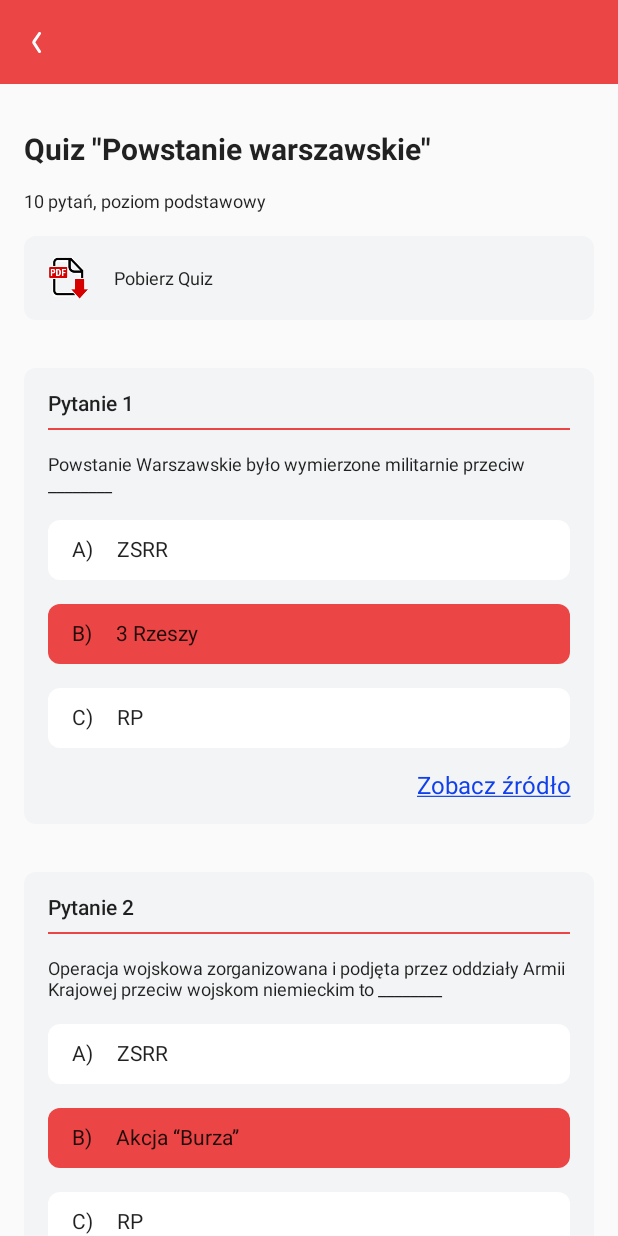
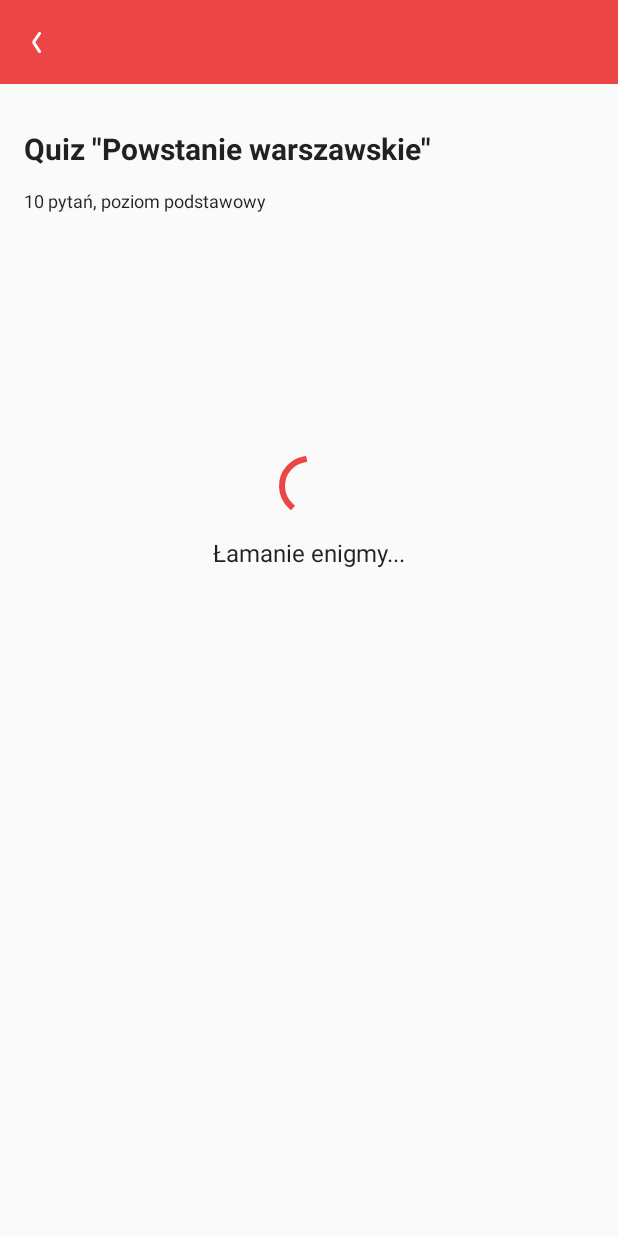
Before and after one commit to czyzmichal/IPNQuiz, an Android app built with Jetpack Compose: the QuizPreviewScreen screen opened through its navigation route, on a phone screen of 412 x 824 dp. Run offline under Robolectric (Android 15) with nearby library versions, the phone set to English and light mode, and no system bars.

Commit message:
Added loading to QuizPreviewScreen

```diff
--- a/android/IPNQuizMaker/app/src/main/java/com/example/ipnquizmaker/presentation/screens/quiz_preview/QuizPreviewScreen.kt
+++ b/android/IPNQuizMaker/app/src/main/java/com/example/ipnquizmaker/presentation/screens/quiz_preview/QuizPreviewScreen.kt
@@ -2,9 +2,13 @@ package com.example.ipnquizmaker.presentation.screens.quiz_preview
 
 import android.content.Intent
 import android.net.Uri
+import androidx.compose.animation.AnimatedContent
+import androidx.compose.animation.AnimatedVisibility
+import androidx.compose.animation.ExperimentalAnimationApi
 import androidx.compose.foundation.*
 import androidx.compose.foundation.layout.*
 import androidx.compose.foundation.shape.RoundedCornerShape
+import androidx.compose.material.CircularProgressIndicator
 import androidx.compose.material.IconButton
 import androidx.compose.material.Text
 import androidx.compose.runtime.Composable
@@ -22,8 +26,14 @@ import androidx.compose.ui.unit.sp
 import androidx.navigation.NavHostController
 import com.example.ipnquizmaker.R
 
+@ExperimentalAnimationApi
 @Composable
-fun QuizPreviewScreen(navController: NavHostController) {
+fun QuizPreviewScreen(
+    navController: NavHostController,
+    viewModel: QuizPreviewViewModel = androidx.lifecycle.viewmodel.compose.viewModel()
+) {
+    val state = viewModel.state
+
     Column(
         verticalArrangement = Arrangement.Top,
         modifier = Modifier
@@ -64,6 +74,7 @@ fun QuizPreviewScreen(navController: NavHostController) {
             modifier = Modifier.padding(horizontal = 16.dp)
         )
 
+        AnimatedVisibility(visible = state.isNotEmpty()) {
             Row(
                 horizontalArrangement = Arrangement.Start,
                 verticalAlignment = Alignment.CenterVertically,
@@ -94,37 +105,41 @@ fun QuizPreviewScreen(navController: NavHostController) {
                         .padding(horizontal = 16.dp)
                 )
             }
+        }
 
-        listOf(
-            Question(
-                question = "Powstanie Warszawskie było wymierzone militarnie przeciw ________",
-                answersMap = mapOf(
-                    "A)" to "ZSRR",
-                    "B)" to "3 Rzeszy",
-                    "C)" to "RP",
-                ),
-                correctAnswer = "B)",
-                source = "https://www.google.pl"
-            ),
-            Question(
-                question = "Operacja wojskowa zorganizowana i podjęta przez oddziały Armii Krajowej przeciw wojskom niemieckim to ________",
-                answersMap = mapOf(
-                    "A)" to "ZSRR",
-                    "B)" to "Akcja “Burza”",
-                    "C)" to "RP",
-                ),
-                correctAnswer = "B)",
-                source = "https://www.google.pl"
-            )
-        ).forEachIndexed { index, question ->
+        AnimatedContent(
+            targetState = state.isNotEmpty(),
+            modifier = Modifier
+                .fillMaxSize()
+                .padding(horizontal = 16.dp)
+        ) { targetState ->
+            if (targetState) {
+                Column(modifier = Modifier.fillMaxWidth()) {
+                    state.forEachIndexed { index, question ->
                         QuizQuestionCard(
                             questionNumber = index + 1,
                             question = question.question,
                             answersMap = question.answersMap,
                             correctAnswer = question.correctAnswer,
                             source = question.source,
-                modifier = Modifier.padding(all = 16.dp)
+                            modifier = Modifier.padding(bottom = 16.dp)
                         )
+                    }
+                }
+            } else {
+                Column(
+                    verticalArrangement = Arrangement.Center,
+                    horizontalAlignment = Alignment.CenterHorizontally,
+                    modifier = Modifier.height(400.dp)
+                ) {
+                    CircularProgressIndicator(color = Color(0xFFEC4545))
+
+                    Text(
+                        text = "Łamanie enigmy...",
+                        modifier = Modifier.padding(top = 16.dp)
+                    )
+                }
+            }
         }
     }
 }
@@ -275,10 +290,3 @@ fun QuizQuestionCard(
         )
     }
 }
-
-data class Question(
-    val question: String,
-    val answersMap: Map<String, String>,
-    val correctAnswer: String,
-    val source: String,
-)
--- /dev/null
+++ b/android/IPNQuizMaker/app/src/main/java/com/example/ipnquizmaker/presentation/screens/quiz_preview/QuizPreviewViewModel.kt
@@ -0,0 +1,48 @@
+package com.example.ipnquizmaker.presentation.screens.quiz_preview
+
+import androidx.compose.runtime.getValue
+import androidx.compose.runtime.mutableStateOf
+import androidx.compose.runtime.setValue
+import androidx.lifecycle.ViewModel
+import androidx.lifecycle.viewModelScope
+import kotlinx.coroutines.delay
+import kotlinx.coroutines.launch
+
+class QuizPreviewViewModel : ViewModel() {
+    var state by mutableStateOf(emptyList<Question>())
+
+    init {
+        viewModelScope.launch {
+            delay(5000)
+            state = listOf(
+                Question(
+                    question = "Powstanie Warszawskie było wymierzone militarnie przeciw ________",
+                    answersMap = mapOf(
+                        "A)" to "ZSRR",
+                        "B)" to "3 Rzeszy",
+                        "C)" to "RP",
+                    ),
+                    correctAnswer = "B)",
+                    source = "https://www.google.pl"
+                ),
+                Question(
+                    question = "Operacja wojskowa zorganizowana i podjęta przez oddziały Armii Krajowej przeciw wojskom niemieckim to ________",
+                    answersMap = mapOf(
+                        "A)" to "ZSRR",
+                        "B)" to "Akcja “Burza”",
+                        "C)" to "RP",
+                    ),
+                    correctAnswer = "B)",
+                    source = "https://www.google.pl"
+                )
+            )
+        }
+    }
+}
+
+data class Question(
+    val question: String,
+    val answersMap: Map<String, String>,
+    val correctAnswer: String,
+    val source: String,
+)
--- a/android/IPNQuizMaker/app/src/main/java/com/example/ipnquizmaker/presentation/screens/quiz_suggestions/QuizSuggestionsScreen.kt
+++ b/android/IPNQuizMaker/app/src/main/java/com/example/ipnquizmaker/presentation/screens/quiz_suggestions/QuizSuggestionsScreen.kt
@@ -27,7 +27,7 @@ import com.example.ipnquizmaker.presentation.Screen
 @Composable
 fun QuizSuggestionsScreen(
     navController: NavController,
-    viewModel: QuizSuggestionsScreenViewModel = androidx.lifecycle.viewmodel.compose.viewModel()
+    viewModel: QuizSuggestionsViewModel = androidx.lifecycle.viewmodel.compose.viewModel()
 ) {
     val state = viewModel.state
 
--- a/android/IPNQuizMaker/app/src/main/java/com/example/ipnquizmaker/presentation/screens/quiz_suggestions/QuizSuggestionsScreenViewModel.kt
+++ b/android/IPNQuizMaker/app/src/main/java/com/example/ipnquizmaker/presentation/screens/quiz_suggestions/QuizSuggestionsViewModel.kt
@@ -10,7 +10,7 @@ import kotlinx.coroutines.delay
 import kotlinx.coroutines.launch
 import org.json.JSONObject
 
-class QuizSuggestionsScreenViewModel : ViewModel() {
+class QuizSuggestionsViewModel : ViewModel() {
     var state by mutableStateOf(emptyList<String>())
 
     init {
```
Lines whose indentation alone changed are shown as unchanged.
